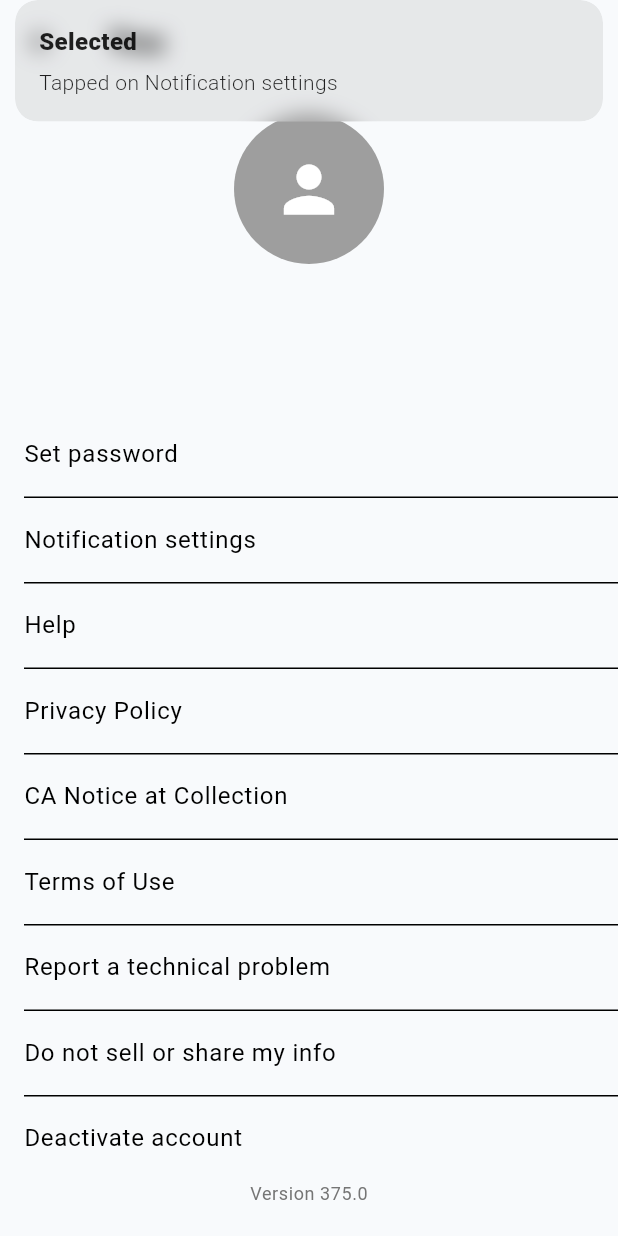
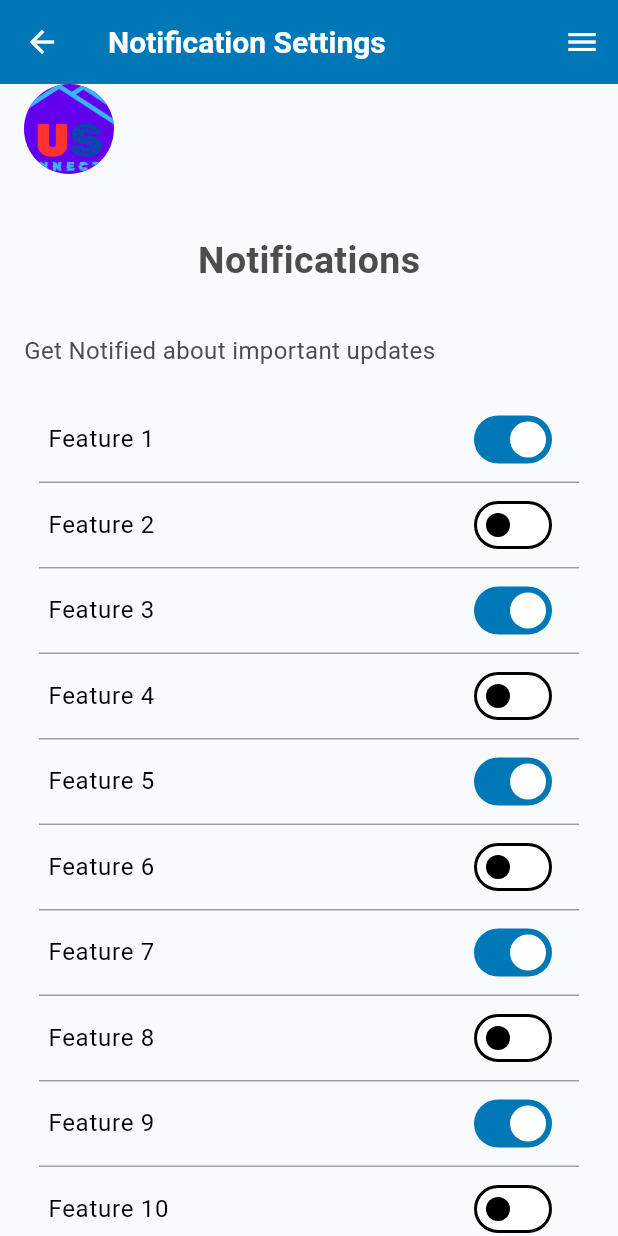
Before and after one commit to Lead-Generation-Market-Place/MarketPlace_Customer, a Flutter app: the SettingsView screen opened by its route, after a tap on "Notification settings", on a phone screen of 412 x 824 dp. Run offline on Flutter 3.47's test engine with Material 3 defaults, Android fonts, the light colour scheme and no system bars; our stand-ins replace device_info_plus, fluttertoast, get, google_sign_in, image_picker, logger and 4 more; accounts and stored records are empty; project files that could hold a hidden picture were left out.

Commit message:
Notification Settings Static UI Done

```diff
--- a/lib/core/routes/routes.dart
+++ b/lib/core/routes/routes.dart
@@ -11,6 +11,8 @@ import 'package:us_connector/feature/one_time_initial_view/controllers/one_time_
 import 'package:us_connector/feature/plan/views/plan_view.dart';
 import 'package:us_connector/feature/search/controllers/search_binding.dart';
 import 'package:us_connector/feature/search/views/search_view.dart';
+import 'package:us_connector/feature/settings/controller/notification_settings_binding.dart';
+import 'package:us_connector/feature/settings/views/notification_settings_view.dart';
 import 'package:us_connector/feature/settings/views/set_new_password_view.dart';
 import 'package:us_connector/feature/settings/views/settings_view.dart';
 import 'package:us_connector/feature/team/views/team_view.dart';
@@ -37,6 +39,7 @@ abstract class Routes {
   static const resetPassword = '/reset-password';
   static const resetPasswordToken = '/reset-password-token';
   static const setNewPasswordView = '/set-new-password';
+  static const notificationSettingsView = '/notification-settings';
 }
 
 // Middleware
@@ -176,13 +179,19 @@ abstract class AppPages {
       binding: AuthBinding(),
       transition: Transition.fadeIn,
     ),
-     GetPage(
+    GetPage(
       name: Routes.setNewPasswordView,
       page: () => SetNewPasswordView(),
       middlewares: [AuthMiddleware()],
       transition: Transition.rightToLeft,
     ),
-
+    GetPage(
+      name: Routes.notificationSettingsView,
+      page: () => NotificationSettingsView(),
+      middlewares: [AuthMiddleware()],
+      binding: NotificationSettingBinding(),
+      transition: Transition.rightToLeft,
+    ),
   ];
 }
 
--- /dev/null
+++ b/lib/feature/settings/controller/notification_settings_binding.dart
@@ -0,0 +1,11 @@
+import 'package:get/get.dart';
+import 'package:us_connector/feature/settings/controller/notification_settings_controller.dart';
+
+class NotificationSettingBinding extends Bindings {
+  @override
+  void dependencies() {
+    Get.lazyPut<NotificationSettingsController>(
+      () => NotificationSettingsController(),
+    );
+  }
+}
--- /dev/null
+++ b/lib/feature/settings/controller/notification_settings_controller.dart
@@ -0,0 +1,13 @@
+import 'package:get/get.dart';
+
+class NotificationSettingsController extends GetxController {
+  var isDrawerOpen = false.obs;
+  var isExpanded = false.obs;
+  var isLoading = false.obs;
+  var isNotificationEnabled = true.obs;
+  var isNotificationSoundEnabled = true.obs;
+
+  chageDrawerState() {
+    isDrawerOpen.value = !isDrawerOpen.value;
+  }
+}
--- a/lib/feature/settings/controller/set_new_password_controller.dart
+++ b/lib/feature/settings/controller/set_new_password_controller.dart
@@ -9,9 +9,11 @@ class SetNewPasswordController extends GetxController {
     final supabase = Supabase.instance.client;
     isLoading.value = true;
     try {
-
       final user = supabase.auth.currentUser;
       final session = supabase.auth.currentSession;
+      if (user?.userMetadata!['username'] == newPassword) {
+        throw Exception('New password cannot be the same as the username');
+      }
       if (user?.email != null && session != null) {
         final response = await supabase.auth.updateUser(
           UserAttributes(password: newPassword),
@@ -19,6 +21,7 @@ class SetNewPasswordController extends GetxController {
         if (response.user == null) {
           throw Exception('Failed to update password');
         }
+        Get.back();
         Get.snackbar('Success', 'Password updated successfully');
       }
     } catch (e) {
--- /dev/null
+++ b/lib/feature/settings/views/notification_settings_view.dart
@@ -0,0 +1,252 @@
+import 'package:flutter/material.dart';
+import 'package:get/get.dart';
+import 'package:us_connector/feature/settings/controller/notification_settings_controller.dart';
+
+class NotificationSettingsView extends GetView<NotificationSettingsController> {
+  const NotificationSettingsView({super.key});
+
+  @override
+  Widget build(BuildContext context) {
+    return Scaffold(
+      appBar: _buildAppBar(),
+      endDrawer: _buildEndDrawer(),
+      body: _buildBody(context),
+    );
+  }
+
+  AppBar _buildAppBar() {
+    return AppBar(
+      title: const Text('Notification Settings'),
+      leading: IconButton(
+        icon: const Icon(Icons.arrow_back),
+        onPressed: Get.back,
+      ),
+    );
+  }
+
+  Widget _buildEndDrawer() {
+    return Drawer(
+      child: SafeArea(
+        child: Padding(
+          padding: const EdgeInsets.all(16.0),
+          child: Column(
+            crossAxisAlignment: CrossAxisAlignment.start,
+            children: [
+              _buildDrawerItem(
+                title: 'Account',
+                icon: Icons.arrow_back_ios_new_rounded,
+                onTap: _handleAccountTap,
+              ),
+              const SizedBox(height: 5),
+              _buildDrawerItem(
+                title: 'Notifications',
+                icon: Icons.arrow_back_ios_new_rounded,
+                onTap: _handleNotificationsTap,
+              ),
+            ],
+          ),
+        ),
+      ),
+    );
+  }
+
+  Widget _buildBody(BuildContext context) {
+    return SafeArea(
+      child: Padding(
+        padding: const EdgeInsets.symmetric(horizontal: 16.0),
+        child: Column(
+          crossAxisAlignment: CrossAxisAlignment.start,
+          children: [
+            _buildUserAvatar(context),
+            const SizedBox(height: 40),
+            _buildHeaderText(),
+            const SizedBox(height: 30),
+            _buildNotificationDescription(),
+            const SizedBox(height: 20),
+            _buildNotificationSwitches(),
+          ],
+        ),
+      ),
+    );
+  }
+
+  Widget _buildUserAvatar(BuildContext context) {
+    return GestureDetector(
+      onTap: () => _showUserDetailsSheet(context),
+      child: const CircleAvatar(
+        radius: 30,
+        backgroundImage: AssetImage('assets/icons/us-connector.png'),
+      ),
+    );
+  }
+
+  Widget _buildHeaderText() {
+    return const Center(
+      child: Text(
+        'Notifications',
+        style: TextStyle(fontSize: 25, fontWeight: FontWeight.bold),
+      ),
+    );
+  }
+
+  Widget _buildNotificationDescription() {
+    return const Text(
+      'Get Notified about important updates',
+      style: TextStyle(fontSize: 16),
+    );
+  }
+
+  Widget _buildNotificationSwitches() {
+    return Expanded(
+      child: ListView.separated(
+        itemCount: 10,
+        separatorBuilder: (context, index) => const Divider(
+          indent: 10,
+          endIndent: 10,
+          color: Colors.grey,
+          height: 1,
+        ),
+        itemBuilder: (context, index) {
+          return _buildSwitchTile(
+            title: 'Feature ${index + 1}',
+            value: index.isEven,
+            onChanged: (value) => _handleSwitchChanged(index, value),
+          );
+        },
+      ),
+    );
+  }
+
+  Widget _buildSwitchTile({
+    required String title,
+    required bool value,
+    required ValueChanged<bool> onChanged,
+  }) {
+    return SwitchListTile(
+      title: Text(title),
+      value: value,
+      onChanged: onChanged,
+    );
+  }
+
+  Widget _buildDrawerItem({
+    required String title,
+    required IconData icon,
+    required VoidCallback onTap,
+  }) {
+    return Container(
+      decoration: BoxDecoration(border: Border.all(color: Colors.grey)),
+      child: ListTile(
+        leading: Icon(icon),
+        trailing: Text(title, style: const TextStyle(fontSize: 20)),
+        onTap: onTap,
+      ),
+    );
+  }
+
+  void _showUserDetailsSheet(BuildContext context) {
+    showModalBottomSheet(
+      context: context,
+      backgroundColor: Colors.transparent,
+      builder: (context) => _buildBottomSheetContent(),
+    );
+  }
+
+  Widget _buildBottomSheetContent() {
+    return Container(
+      decoration: const BoxDecoration(
+        color: Colors.white,
+        borderRadius: BorderRadius.vertical(top: Radius.circular(16)),
+      ),
+      child: SingleChildScrollView(
+        child: Column(
+          children: [
+            _buildSheetItem('Home', _handleHomeTap),
+            _buildSheetItem('Sign up as a pro', _handleSignUpProTap),
+            _buildSheetItem('Plan', _handlePlanTap),
+            _buildSheetItem('Team', _handleTeamTap),
+            _buildSheetItem('Inbox', _handleInboxTap),
+            const Divider(
+              indent: 10,
+              endIndent: 10,
+              color: Colors.grey,
+              height: 1,
+            ),
+            _buildSheetItem('Profile', _handleProfileTap),
+            _buildSheetItem('Payment methods', _handlePaymentMethodsTap),
+            _buildSheetItem('Log Out', _handleLogOutTap),
+          ],
+        ),
+      ),
+    );
+  }
+
+  Widget _buildSheetItem(String title, VoidCallback onTap) {
+    return InkWell(
+      onTap: onTap,
+      child: Padding(
+        padding: const EdgeInsets.symmetric(vertical: 20),
+        child: Row(
+          children: [
+            const SizedBox(width: 40),
+            Text(
+              title,
+              style: const TextStyle(fontSize: 20, fontWeight: FontWeight.bold),
+            ),
+          ],
+        ),
+      ),
+    );
+  }
+
+  // Event Handlers
+  void _handleAccountTap() {
+    debugPrint('Account pressed');
+  }
+
+  void _handleNotificationsTap() {
+    debugPrint('Notifications pressed');
+  }
+
+  void _handleHomeTap() {
+    _closeSheetAndShowSnackbar('home pressed');
+  }
+
+  void _handleSignUpProTap() {
+    _closeSheetAndShowSnackbar('Sign up as a pro pressed');
+  }
+
+  void _handlePlanTap() {
+    _closeSheetAndShowSnackbar('Plan Pressed');
+  }
+
+  void _handleTeamTap() {
+    _closeSheetAndShowSnackbar('Team pressed');
+  }
+
+  void _handleInboxTap() {
+    _closeSheetAndShowSnackbar('Inbox pressed');
+  }
+
+  void _handleProfileTap() {
+    _closeSheetAndShowSnackbar('Profile pressed');
+  }
+
+  void _handlePaymentMethodsTap() {
+    _closeSheetAndShowSnackbar('Payment Methods pressed');
+  }
+
+  void _handleLogOutTap() {
+    _closeSheetAndShowSnackbar('Log Out pressed');
+  }
+
+  void _handleSwitchChanged(int index, bool value) {
+    debugPrint('Feature ${index + 1} changed to $value');
+    //Switch chaning logic can be added here for now empty
+  }
+
+  void _closeSheetAndShowSnackbar(String message) {
+    Get.back();
+    Get.snackbar('Pressed', message);
+  }
+}
--- a/lib/feature/settings/views/set_new_password_view.dart
+++ b/lib/feature/settings/views/set_new_password_view.dart
@@ -69,7 +69,6 @@ Widget _buildTextField({
   required String label,
   required String hint,
   required TextEditingController controller,
-  bool isPassword = false,
   TextInputType? keyboardType,
   required type,
   required GlobalKey<FormState> newPasswordFormKey,
@@ -141,7 +140,7 @@ _passwordRequirements() {
       Text('Your Password must:'),
       _bulletListItem('Be at least 6 characters short and 70 characters long'),
       _bulletListItem('not contain your username or parts of your username'),
-      _bulletListItem('not contain easily guessable information'),
+      _bulletListItem('not match with your old password'),
     ],
   );
 }
--- a/lib/feature/settings/views/settings_view.dart
+++ b/lib/feature/settings/views/settings_view.dart
@@ -11,7 +11,6 @@ import 'package:image_picker/image_picker.dart';
 import 'dart:io';
 
 import 'package:us_connector/feature/settings/controller/setting_controller.dart';
-import 'package:us_connector/feature/settings/views/set_new_password_view.dart';
 import 'package:us_connector/main.dart';
 
 class SettingsView extends GetView<SettingsController> {
@@ -261,16 +260,14 @@ class SettingsView extends GetView<SettingsController> {
                 ListTile(
                   title: const Text('Set password'),
                   onTap: () {
-                   Get.toNamed(Routes.setNewPasswordView);
-                    // Get.off(()=>SetNewPasswordView());
+                    Get.toNamed(Routes.setNewPasswordView);
                   },
                 ),
                 const Divider(height: 1, indent: 16, endIndent: 0),
                 ListTile(
                   title: const Text('Notification settings'),
                   onTap: () {
-                    // TODO: Implement navigation or action
-                    Get.snackbar('Selected', 'Tapped on Notification settings');
+                    Get.toNamed(Routes.notificationSettingsView);
                   },
                 ),
                 const Divider(height: 1, indent: 16, endIndent: 0),
```
